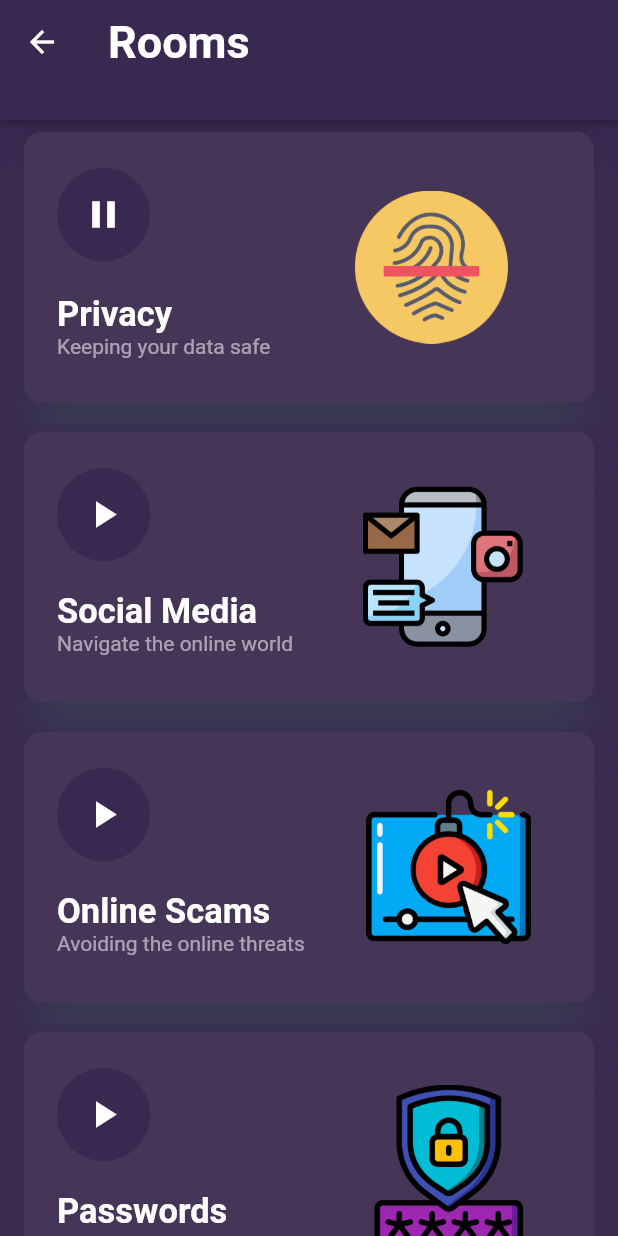
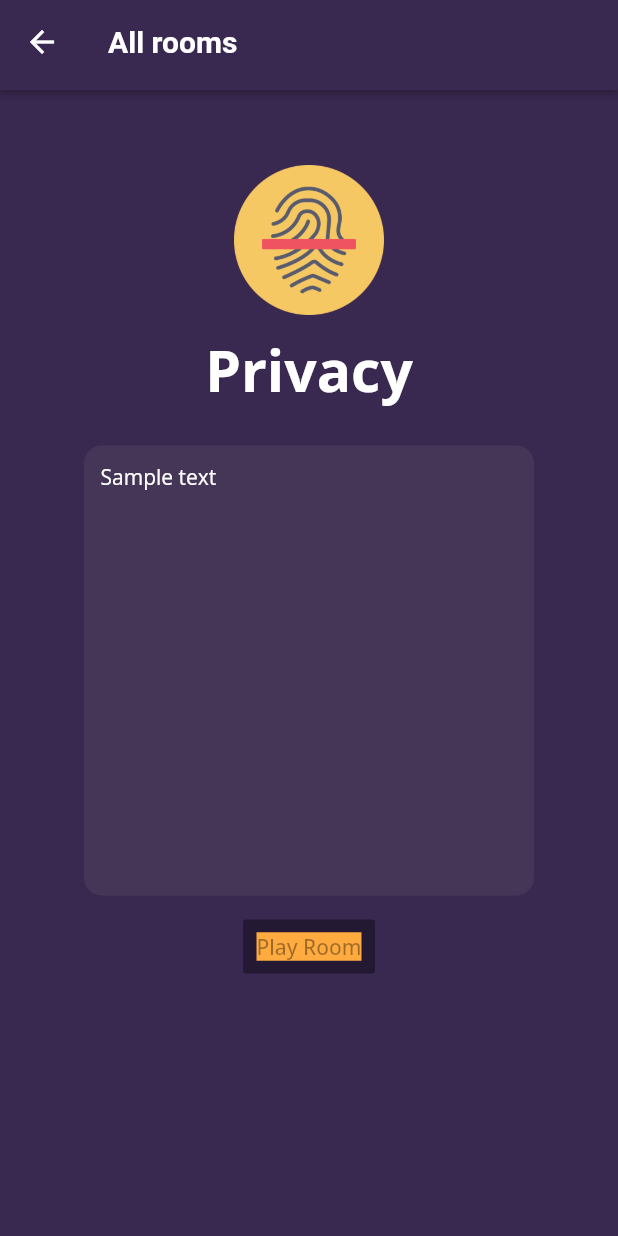
Before and after one commit to verbal-noun/kaspersky-secureit-2020-winner, a Flutter app: the RoomPage screen opened directly, after a tap on "Privacy", on a phone screen of 412 x 824 dp. Run offline on Flutter 3.47's test engine with Material 2 defaults, Android fonts, the phone set to English and light mode, and no system bars; our stand-ins replace google_fonts.

Commit message:
Partial implementation of Privacy room screen

```diff
--- /dev/null
+++ b/lib/privacy_room.dart
@@ -0,0 +1,90 @@
+import 'package:flutter/material.dart';
+import 'package:google_fonts/google_fonts.dart';
+import 'room_page.dart';
+
+class PrivacyRoom extends StatelessWidget {
+  static const double CARD_TITLE_SIZE = 23.0;
+
+  @override
+  Widget build(BuildContext context) {
+    return Scaffold(
+        appBar: PreferredSize(
+            preferredSize: Size.fromHeight(60.0),
+            child: AppBar(
+              elevation: 2.0,
+              backgroundColor: Color(0xff392850),
+              title: Text('All rooms',
+                  style: TextStyle(
+                      color: Colors.white,
+                      fontWeight: FontWeight.w700,
+                      fontSize: 20.0)),
+            )),
+        body: Container(
+          decoration: BoxDecoration(color: Color(0xff392850)),
+          child: Column(
+            children: <Widget>[
+              Padding(
+                padding: EdgeInsets.only(top: 50.0),
+              ),
+              Container(
+                  padding: EdgeInsets.all(10.0),
+                  height: 100,
+                  decoration: new BoxDecoration(
+                    image: new DecorationImage(
+                      image: new AssetImage("assets/fingerprint.png"),
+                    ),
+                  )),
+              Padding(
+                padding: EdgeInsets.only(top: 10.0),
+              ),
+              Container(
+                child: Text(
+                  'Privacy',
+                  style: GoogleFonts.openSans(
+                      textStyle: TextStyle(
+                    color: Colors.white,
+                    fontSize: 38,
+                    fontWeight: FontWeight.w700,
+                  )),
+                ),
+              ),
+              Padding(
+                padding: EdgeInsets.only(top: 25.0),
+              ),
+              Container(
+                height: 300,
+                width: 300,
+                decoration: BoxDecoration(
+                  color: Color(0xff453658),
+                  border: Border.all(color: Color(0xff453658)),
+                  borderRadius: BorderRadius.circular(12.0),
+                ),
+                padding: EdgeInsets.all(10.0),
+                child: Text(
+                  'Sample text',
+                  style: GoogleFonts.openSans(
+                      textStyle: TextStyle(
+                    color: Colors.white,
+                  )),
+                ),
+              ),
+              Padding(
+                padding: EdgeInsets.only(top: 10.0),
+              ),
+              RaisedButton(
+                padding: const EdgeInsets.all(0.0),
+                child: Container(
+                  decoration: BoxDecoration(
+                    color: Colors.orangeAccent
+                  ),
+                  child: Text(
+                    'Play Room',
+                    style: GoogleFonts.openSans(),
+                  ),
+                ),
+              )
+            ],
+          ),
+        ));
+  }
+}
--- a/lib/room_page.dart
+++ b/lib/room_page.dart
@@ -1,5 +1,6 @@
 import 'package:flutter/material.dart';
 import 'package:flutter_staggered_grid_view/flutter_staggered_grid_view.dart';
+import 'package:secureit_app/privacy_room.dart';
 
 class RoomPage extends StatelessWidget {
   static const double CARD_TITLE_SIZE = 23.0;
@@ -19,9 +20,7 @@ class RoomPage extends StatelessWidget {
                       fontSize: 30.0)),
             )),
         body: Container(
-          decoration: BoxDecoration(
-            color: Color(0xff392850)
-          ),
+          decoration: BoxDecoration(color: Color(0xff392850)),
           child: StaggeredGridView.count(
             crossAxisCount: 1,
             crossAxisSpacing: 12.0,
@@ -60,12 +59,13 @@ class RoomPage extends StatelessWidget {
                       Image(
                         image: AssetImage('assets/fingerprint.png'),
                         height: 102,
-
                       ),
                       Padding(padding: EdgeInsets.only(left: 1.0)),
                     ],
                   ),
                 ),
+                onTap: () => Navigator.of(context)
+                    .push(MaterialPageRoute(builder: (_) => PrivacyRoom())),
               ),
               _buildTile(
                 Padding(
@@ -100,7 +100,6 @@ class RoomPage extends StatelessWidget {
                         image: AssetImage('assets/social-media.png'),
                         height: 110,
                         width: 110,
-
                       ),
                       Padding(padding: EdgeInsets.only(left: 1.0)),
                     ],
@@ -140,7 +139,6 @@ class RoomPage extends StatelessWidget {
                         image: AssetImage('assets/video.png'),
                         height: 110,
                         width: 110,
-
                       ),
                       Padding(padding: EdgeInsets.only(left: 1.0)),
                     ],
@@ -180,7 +178,6 @@ class RoomPage extends StatelessWidget {
                         image: AssetImage('assets/password.png'),
                         height: 110,
                         width: 110,
-
                       ),
                       Padding(padding: EdgeInsets.only(left: 1.0)),
                     ],
@@ -220,7 +217,6 @@ class RoomPage extends StatelessWidget {
                         image: AssetImage('assets/bullying.png'),
                         height: 110,
                         width: 110,
-
                       ),
                       Padding(padding: EdgeInsets.only(left: 1.0)),
                     ],
@@ -246,12 +242,12 @@ class RoomPage extends StatelessWidget {
         color: Color(0xff453658),
         shadowColor: Colors.blueGrey,
         child: InkWell(
-            // Do onTap() if it isn't null, otherwise do print()
+          // Do onTap() if it isn't null, otherwise do print()
             onTap: onTap != null
                 ? () => onTap()
                 : () {
-                    print('Not set yet');
-                  },
+              print('Not set yet');
+            },
             child: child));
   }
 }
```
